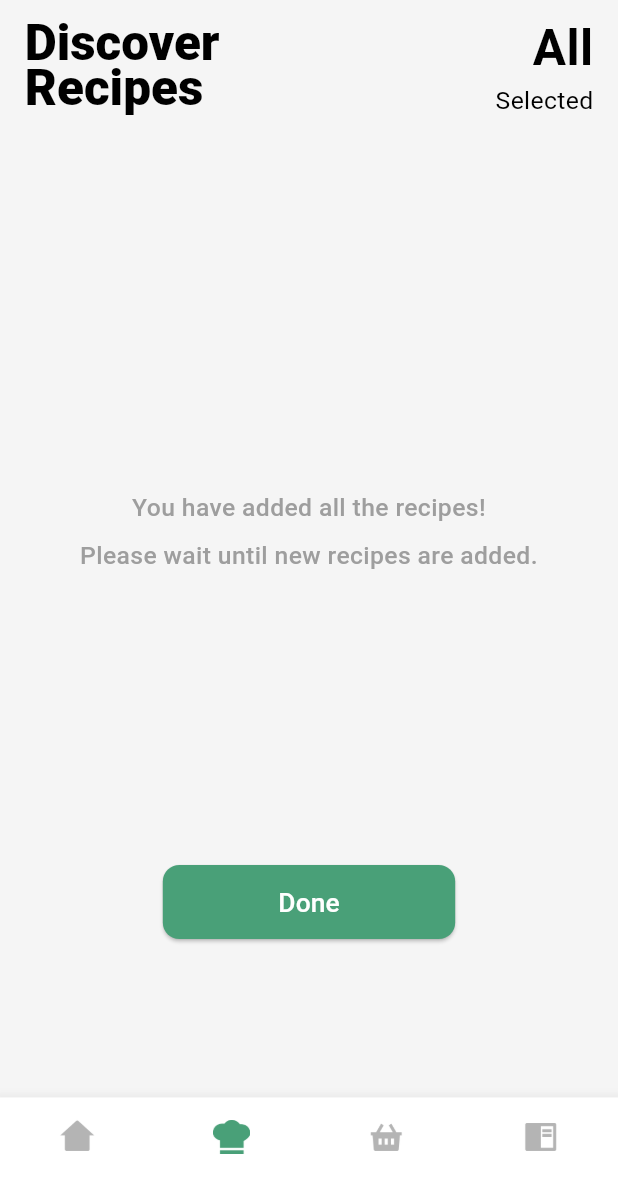
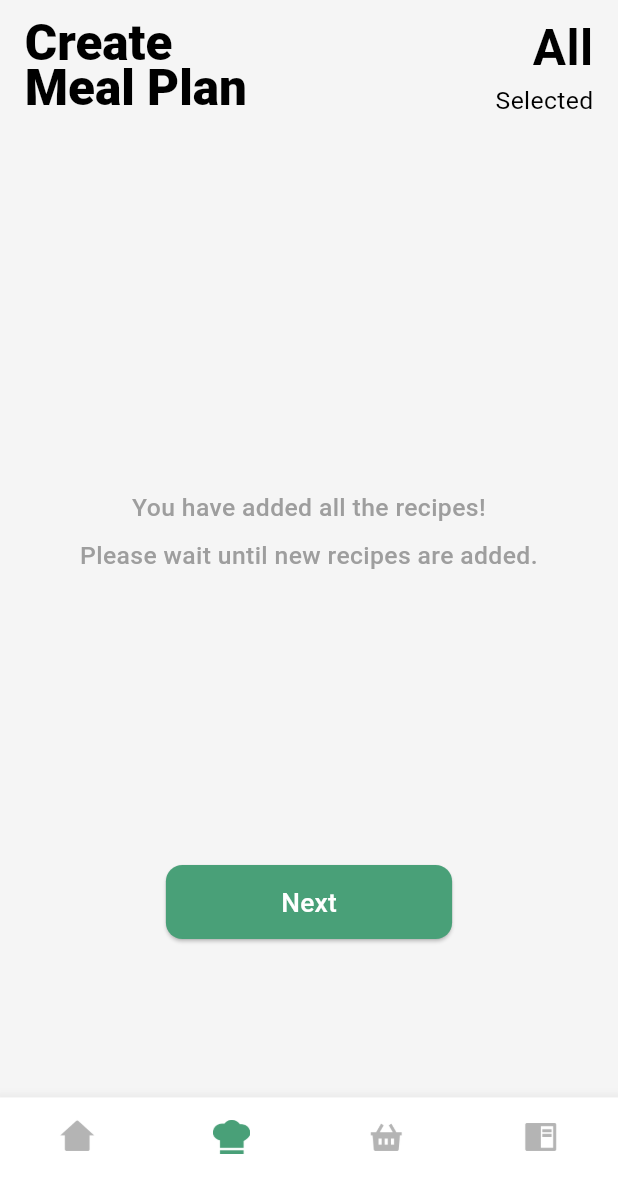
Before and after one commit to aadityayadav17/binarybandits, a Flutter app: the NoRecipeSelectionScreen screen opened by its route, on a phone screen of 412 x 824 dp, the part 49-1236 px from its top. Run offline on Flutter 3.47's test engine with Material 3 defaults, Android fonts, the phone set to English and light mode, and no system bars; our stand-ins replace country_code_picker, dropdown_button2, firebase_auth, firebase_core, firebase_database, google_fonts and 1 more; accounts and stored records are empty.

Commit message:
Create Meal Plan

```diff
--- a/lib/screens/home_screen/home_screen.dart
+++ b/lib/screens/home_screen/home_screen.dart
@@ -247,7 +247,7 @@ class _HomeScreenState extends State<HomeScreen> {
                       _buildFeatureButton(
                         context,
                         'assets/images/home_screen/discover-recipe.png',
-                        'DISCOVER\nRECIPES',
+                        'CREATE\nMEAL PLAN',
                         proportionalHeight(160),
                         () {
                           Navigator.push(
--- a/lib/screens/recipe_selection_screen/no_recipe_selection_screen.dart
+++ b/lib/screens/recipe_selection_screen/no_recipe_selection_screen.dart
@@ -55,7 +55,7 @@ class NoRecipeSelectionScreen extends StatelessWidget {
               mainAxisAlignment: MainAxisAlignment.spaceBetween,
               children: [
                 Text(
-                  "Discover\nRecipes",
+                  "Create\nMeal Plan",
                   style: GoogleFonts.robotoFlex(
                     textStyle: TextStyle(
                       color: Colors.black,
@@ -143,7 +143,7 @@ class NoRecipeSelectionScreen extends StatelessWidget {
                   ),
                 ),
                 child: Text(
-                  'Done',
+                  'Next',
                   style: TextStyle(
                     color: Colors.white,
                     fontSize: proportionalFontSize(context, 16),
--- a/lib/screens/recipe_selection_screen/recipe_selection_screen.dart
+++ b/lib/screens/recipe_selection_screen/recipe_selection_screen.dart
@@ -685,7 +685,7 @@ class _RecipeSelectionScreenState extends State<RecipeSelectionScreen>
                                 crossAxisAlignment: CrossAxisAlignment.start,
                                 children: [
                                   Text(
-                                    "Discover\nRecipes",
+                                    "Create\nMeal Plan",
                                     style: TextStyle(
                                       color: Colors.black,
                                       fontWeight: FontWeight.w900,
@@ -814,7 +814,7 @@ class _RecipeSelectionScreenState extends State<RecipeSelectionScreen>
                           ),
                         ),
                         child: Text(
-                          'Done',
+                          'Next',
                           style: TextStyle(
                             color: Colors.white,
                             fontSize: proportionalFontSize(context, 16),
```
Also changed, not shown: assets/icons/screens/recipe_selection_screen/recipe-accepted.png, assets/icons/screens/recipe_selection_screen/recipe-rejected.png.
